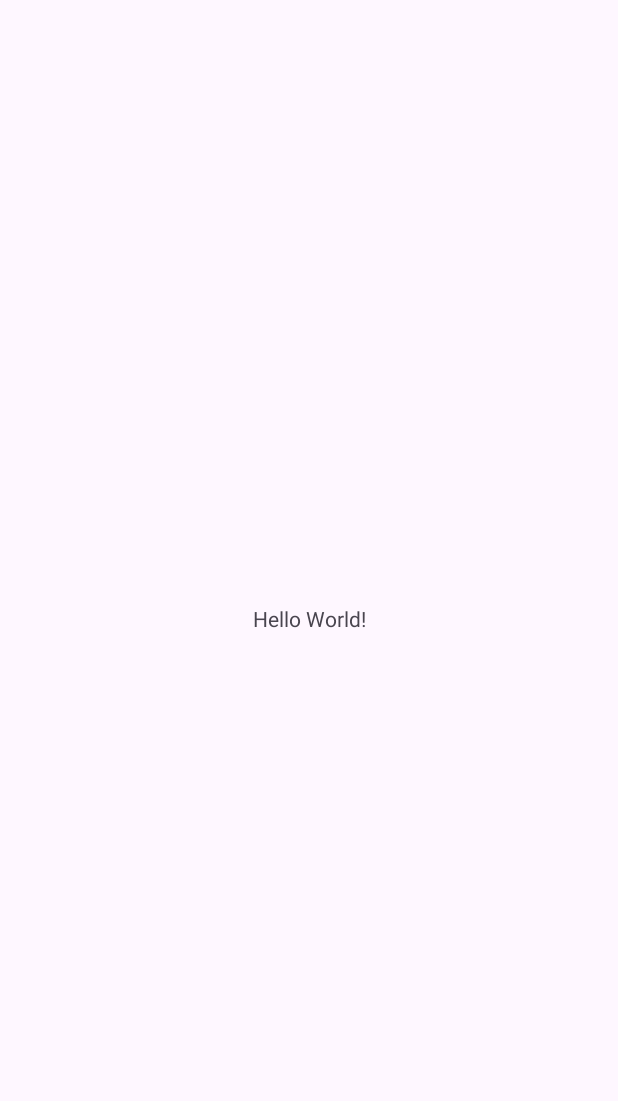
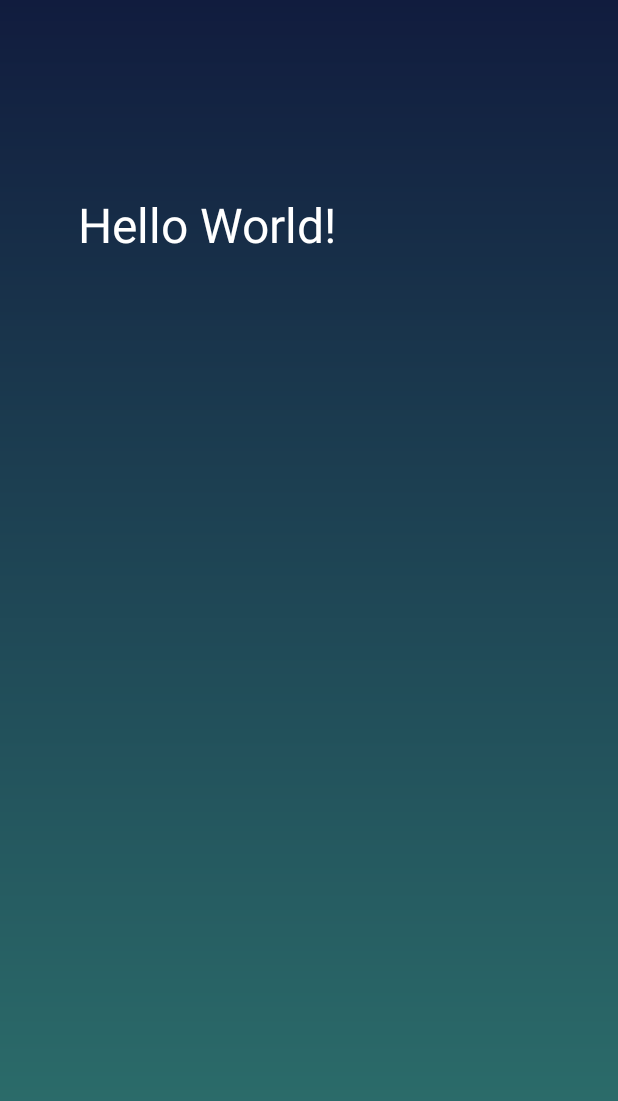
Before and after one commit to AsrulHidayat/BelajarKotlin, an Android app: the screen it shows after launch (MainActivity), on a phone screen of 412 x 824 dp. Before the commit the part shown is almost empty. Shown: the top 1101 px of the screen. Run offline under Robolectric (Android 15) with nearby library versions, the phone set to English and light mode, and no system bars.

Commit message:
Gradient Colors in xml

```diff
--- /dev/null
+++ b/app/src/main/res/drawable/bgstyle.xml
@@ -0,0 +1,8 @@
+<?xml version="1.0" encoding="utf-8"?>
+<shape xmlns:android="http://schemas.android.com/apk/res/android">
+    <gradient
+        android:startColor="#111C3E"
+        android:endColor="#2E756F"
+        android:angle="270"
+        />
+</shape>
--- a/app/src/main/res/layout/activity_main.xml
+++ b/app/src/main/res/layout/activity_main.xml
@@ -4,15 +4,20 @@
     xmlns:tools="http://schemas.android.com/tools"
     android:layout_width="match_parent"
     android:layout_height="match_parent"
+    android:background="@drawable/bgstyle"
     tools:context=".MainActivity">
 
     <TextView
         android:layout_width="wrap_content"
         android:layout_height="wrap_content"
         android:text="Hello World!"
+        android:textColor="@color/white"
+        android:textSize="32dp"
         app:layout_constraintBottom_toBottomOf="parent"
         app:layout_constraintEnd_toEndOf="parent"
+        app:layout_constraintHorizontal_bias="0.218"
         app:layout_constraintStart_toStartOf="parent"
-        app:layout_constraintTop_toTopOf="parent" />
+        app:layout_constraintTop_toTopOf="parent"
+        app:layout_constraintVertical_bias="0.164" />
 
 </androidx.constraintlayout.widget.ConstraintLayout>
```
